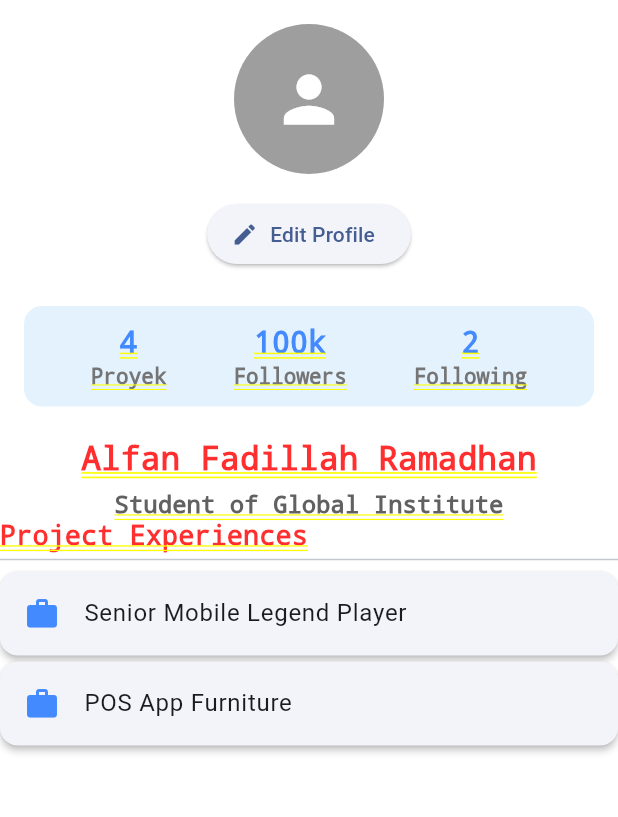
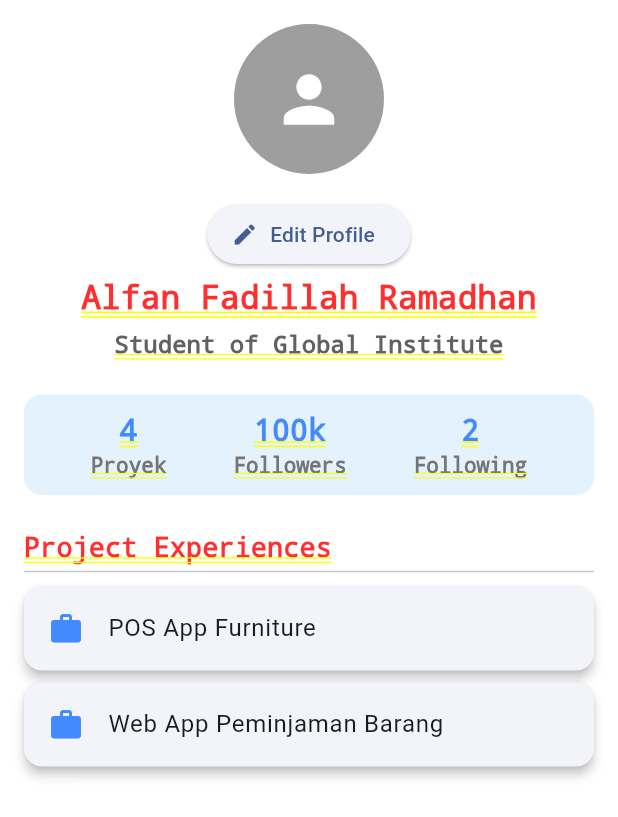
Before and after one commit to Alpannnnn/Flutter_exercise_profile_page, a Flutter app: the screen it shows after launch, on a phone screen of 412 x 824 dp. Shown: the top 817 px of the screen. Run offline on Flutter 3.47's test engine with Material 3 defaults, Android fonts, the phone set to English and light mode, and no system bars.

Commit message:
refactor: extract list tile into ExperienceCard widget and apply styling

```diff
--- a/lib/profile_page.dart
+++ b/lib/profile_page.dart
@@ -1,24 +1,19 @@
 import 'package:flutter/material.dart';
 
 class ProfileInfo extends StatelessWidget {
-  ProfileInfo({super.key});
+  const ProfileInfo({super.key});
 
   final String userName = "Alfan Fadillah Ramadhan";
   final String role = "Student of Global Institute";
 
-  final List<String> experiences = [
-    "Senior Mobile Legend Player",
-    "POS App Furniture",
-  ];
-
   @override
   Widget build(BuildContext context) {
-    return Column(
+    return SingleChildScrollView(
+      padding: const EdgeInsets.all(16.0),
+      child: Column(
         children: [
           ProfileAvatar(userName: userName, role: role),
-
           const SizedBox(height: 6),
-
           Text(
             userName,
             style: const TextStyle(fontSize: 22, fontWeight: FontWeight.bold),
@@ -28,9 +23,11 @@ class ProfileInfo extends StatelessWidget {
           Text(
             role,
             style: TextStyle(fontSize: 16, color: Colors.grey[700]),
-          textAlign: TextAlign.center),
-
-
+            textAlign: TextAlign.center,
+          ),
+          const SizedBox(height: 24),
+          const ProfileStats(),
+          const SizedBox(height: 24),
           const Align(
             alignment: Alignment.centerLeft,
             child: Text(
@@ -38,25 +35,10 @@ class ProfileInfo extends StatelessWidget {
               style: TextStyle(fontSize: 18, fontWeight: FontWeight.bold),
             ),
           ),
-
           const Divider(height: 12),
-
-        Flexible(
-          child: ListView.builder(
-            itemCount: experiences.length,
-            itemBuilder: (context, index) {
-              return Card(
-                elevation: 2,
-                margin: const EdgeInsets.symmetric(vertical: 2),
-                child: ListTile(
-                  leading: const Icon(Icons.work, color: Colors.blueAccent),
-                  title: Text(experiences[index]),
+          ExperienceCard(),
+        ],
       ),
-              );
-            },
-          ),
-        ),
-      ],
     );
   }
 }
@@ -69,9 +51,7 @@ class ProfileAvatar extends StatelessWidget {
 
   @override
   Widget build(BuildContext context) {
-    return Padding(
-      padding: const EdgeInsets.all(16.0),
-      child: Column(
+    return Column(
       children: [
         const CircleAvatar(
           radius: 50,
@@ -90,53 +70,11 @@ class ProfileAvatar extends StatelessWidget {
           icon: const Icon(Icons.edit),
           label: const Text("Edit Profile"),
         ),
-          const SizedBox(height: 24),
-          Container(
-                padding: const EdgeInsets.symmetric(vertical: 12),
-                decoration: BoxDecoration(
-                  color: Colors.blue[50],
-                  borderRadius: BorderRadius.circular(12),
-                ),
-                child: Row(
-                  mainAxisAlignment: MainAxisAlignment.spaceEvenly,
-                  children: [
-                    Column(
-                      children: [
-                        const Text(
-                          '4',
-                          style: TextStyle(fontSize: 20, fontWeight: FontWeight.bold, color: Colors.blueAccent),
-                        ),
-                        const SizedBox(height: 4),
-                        Text('Proyek', style: TextStyle(fontSize: 14, color: Colors.grey[600])),
       ],
-                    ),
-                    Column(
-                      children: [
-                        const Text(
-                          '100k',
-                          style: TextStyle(fontSize: 20, fontWeight: FontWeight.bold, color: Colors.blueAccent),
-                        ),
-                        const SizedBox(height: 4),
-                        Text('Followers', style: TextStyle(fontSize: 14, color: Colors.grey[600])),
-                      ],
-                    ),
-                    Column(
-                      children: [
-                        const Text(
-                          '2',
-                          style: TextStyle(fontSize: 20, fontWeight: FontWeight.bold, color: Colors.blueAccent),
-                        ),
-                        const SizedBox(height: 4),
-                        Text('Following', style: TextStyle(fontSize: 14, color: Colors.grey[600])),
-                  ]),
-          ],
-        ),
-      ),
-    ]),
-
     );
   }
 }
+
 class ProfileStats extends StatelessWidget {
   const ProfileStats({super.key});
 
@@ -159,6 +97,7 @@ class ProfileStats extends StatelessWidget {
     );
   }
 }
+
 class StatItem extends StatelessWidget {
   final String count;
   final String label;
@@ -189,3 +128,31 @@ class StatItem extends StatelessWidget {
     );
   }
 }
+
+class ExperienceCard extends StatelessWidget {
+  ExperienceCard({super.key});
+
+  final List<String> experiences = [
+    "POS App Furniture",
+    "Web App Peminjaman Barang",
+  ];
+
+  @override
+  Widget build(BuildContext context) {
+    return ListView.builder(
+      shrinkWrap: true,
+      physics: const NeverScrollableScrollPhysics(),
+      itemCount: experiences.length,
+      itemBuilder: (context, index) {
+        return Card(
+          elevation: 3,
+          margin: const EdgeInsets.symmetric(vertical: 4),
+          child: ListTile(
+            leading: const Icon(Icons.work, color: Colors.blueAccent),
+            title: Text(experiences[index]),
+          ),
+        );
+      },
+    );
+  }
+}
```
Lines whose indentation alone changed are shown as unchanged.
